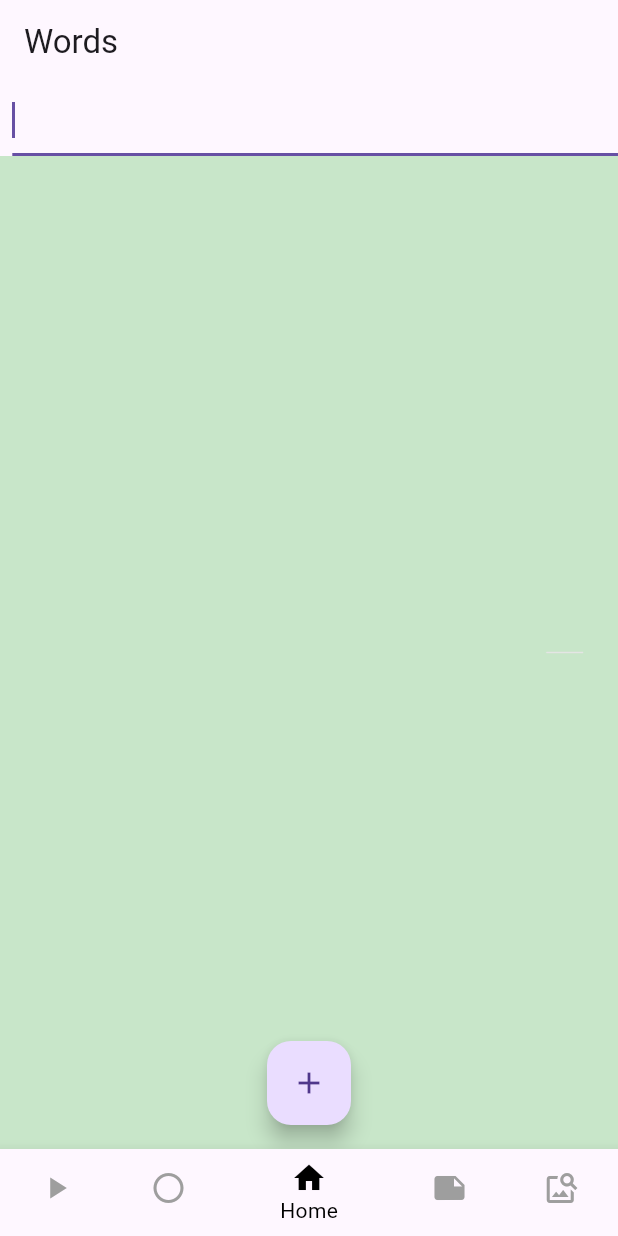
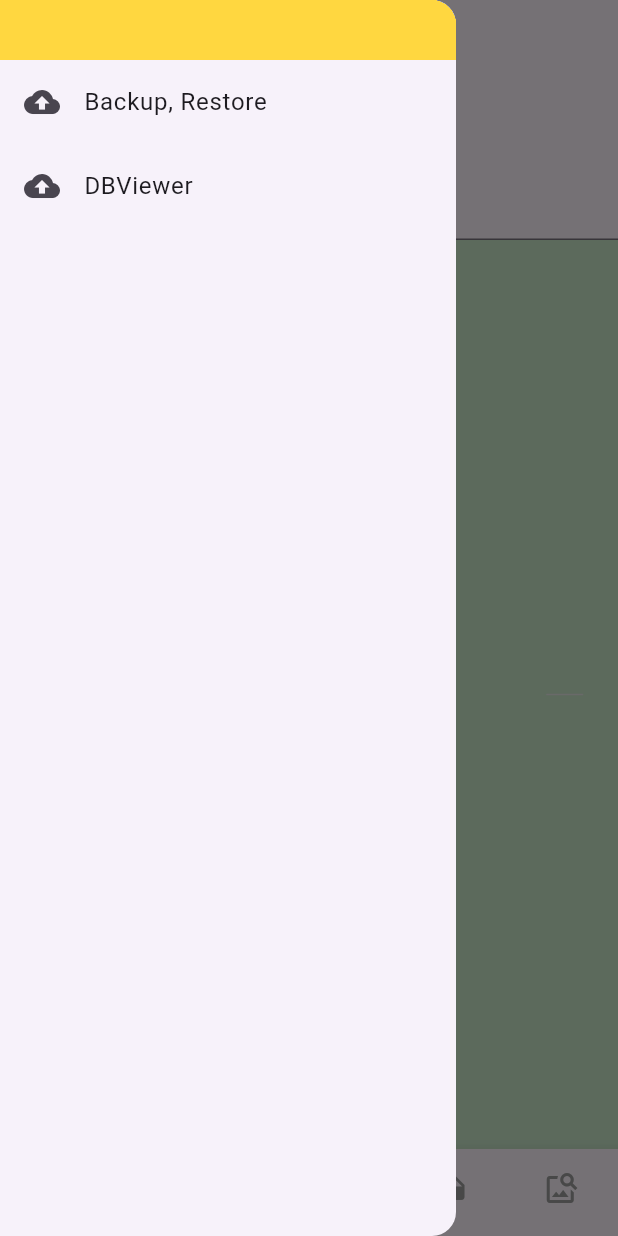
Before and after one commit to eugensosna/wortschatzchen_quiz, a Flutter app: the screen it shows after launch, with the side drawer open (before the commit the screen has no drawer), on a phone screen of 412 x 824 dp. Run offline on Flutter 3.47's test engine with Material 3 defaults, Android fonts, the phone set to English and light mode, and no system bars; drawn by our look-alikes of azlistview; our stand-ins replace dio, drift, file_picker, image_picker, sqlite3_flutter_libs, talker and 2 more; missing offline and left inert: drift_db_viewer, google_mlkit_text_recognition, sqlite3, talker_dio_logger, translator; accounts and stored records are empty; generated files the repository leaves out were written again; statements that could not run were skipped.

Commit message:
add backup restore data

```diff
--- /dev/null
+++ b/lib/drawers/main_drawer.dart
@@ -0,0 +1,36 @@
+import 'package:flutter/material.dart';
+import 'package:wortschatzchen_quiz/utils/constaints.dart';
+
+class MainDrawer extends StatelessWidget {
+  const MainDrawer({super.key});
+
+  @override
+  Widget build(BuildContext context) {
+    return Drawer(
+      child: ListView(
+        children: [
+          Container(
+            height: 40,
+            color: Colors.amberAccent,
+          ),
+          ListTile(
+            onTap: () {
+              Navigator.pop(context);
+              Navigator.pushNamed(context, routeBackupRestoreDataPage);
+            },
+            leading: const Icon(Icons.backup),
+            title: const Text("Backup, Restore"),
+          ),
+          ListTile(
+            onTap: () {
+              Navigator.pop(context);
+              Navigator.pushNamed(context, routeDriftViewer);
+            },
+            leading: const Icon(Icons.backup),
+            title: const Text("DBViewer"),
+          )
+        ],
+      ),
+    );
+  }
+}
--- a/lib/main.dart
+++ b/lib/main.dart
@@ -1,11 +1,12 @@
-
+import 'package:drift_db_viewer/drift_db_viewer.dart';
 import 'package:flutter/material.dart';
 import 'package:provider/provider.dart';
 import 'package:wortschatzchen_quiz/db/db.dart';
 import 'package:wortschatzchen_quiz/providers/app_data_provider.dart';
+import 'package:wortschatzchen_quiz/screens/backup_restore_page.dart';
 import 'package:wortschatzchen_quiz/screens/home_page.dart';
 import 'package:talker/talker.dart';
-
+import 'package:wortschatzchen_quiz/utils/constaints.dart';
 
 late AppDatabase db;
 void main() async {
@@ -15,11 +16,10 @@ void main() async {
   final talker = dataProviderTemp.talker;
   // talker.info("init Talker ");
 
-
   runApp(ChangeNotifierProvider(
       create: (context) => dataProviderTemp,
       child: MyApp(
-    talker: talker,
+        talker: talker,
       )));
 
   // runZonedGuarded(
@@ -32,7 +32,6 @@ void main() async {
   // );
 
   //  List<Language> allLang = await database.select(database.languages).get();
-
 }
 
 class MyApp extends StatelessWidget {
@@ -76,10 +75,10 @@ class _MyHomePageState extends State<MyHomePage> {
     super.initState();
   }
 
-
   @override
   Widget build(BuildContext context) {
     final wtalker = widget.talker;
+    final db = Provider.of<AppDataProvider>(context, listen: false).db;
     return MaterialApp(
       title: "Wortschatzchen",
       debugShowCheckedModeBanner: false,
@@ -87,11 +86,12 @@ class _MyHomePageState extends State<MyHomePage> {
       home: HomePage(
         talker: wtalker,
       ),
-
-
+      initialRoute: routeNameHome,
+      routes: {
+        routeNameHome: (context) => HomePage(talker: wtalker),
+        routeBackupRestoreDataPage: (context) => BackupRestorePage(),
+        routeDriftViewer: (context) => DriftDbViewer(db),
+      },
     );
   }
-
-
-
 }
--- a/lib/screens/home_page.dart
+++ b/lib/screens/home_page.dart
@@ -2,10 +2,12 @@ import 'package:flutter/material.dart';
 import 'package:talker_flutter/talker_flutter.dart';
 import 'package:wortschatzchen_quiz/db/db.dart';
 import 'package:wortschatzchen_quiz/db/db_helper.dart';
+import 'package:wortschatzchen_quiz/drawers/main_drawer.dart';
 import 'package:wortschatzchen_quiz/screens/image_to_text.dart';
 import 'package:wortschatzchen_quiz/screens/quiz_page.dart';
 import 'package:wortschatzchen_quiz/screens/sessions_dates.dart';
 import 'package:wortschatzchen_quiz/screens/words_list.dart';
+import 'package:wortschatzchen_quiz/utils/constaints.dart';
 
 class HomePage extends StatefulWidget {
   const HomePage({super.key, required this.talker});
@@ -65,6 +67,11 @@ class HomePageState extends State<HomePage> {
   @override
   Widget build(BuildContext context) {
     return Scaffold(
+      drawer: MainDrawer(),
+      appBar: AppBar(
+        title: Text(routeNameHome),
+      ),
+
       bottomNavigationBar: bottomNavigationBar(context),
       body: Center(
         child: tabBarPages.elementAt(selectedIndex),
--- /dev/null
+++ b/lib/utils/constaints.dart
@@ -0,0 +1,3 @@
+String routeNameHome = "home";
+String routeBackupRestoreDataPage = "backuprestore";
+String routeDriftViewer = "driftViewDataBase";
--- a/pubspec.yaml
+++ b/pubspec.yaml
@@ -55,6 +55,8 @@ dependencies:
   azlistview: ^2.0.0
   provider: ^6.1.2
   uuid: ^4.4.0
+  drift_db_viewer: ^2.1.0
+  file_picker: ^8.0.5
 
 
 
```
Also changed, not shown: lib/db/db.dart (+12 -15 lines), lib/models/leipzig_word.dart (+36 -3 lines), lib/screens/backup_restore_page.dart (added, +92 -0 lines), lib/screens/words_detail.dart (+13 -0 lines), pubspec.lock.
